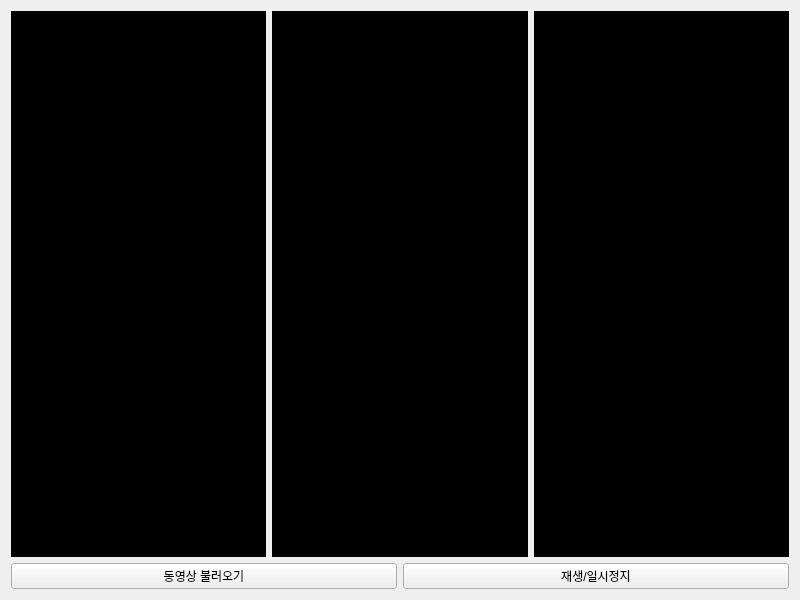
First picture: the form in Demo/video_player.ui, repository blastak/CVLab-license-plate, before the edit.
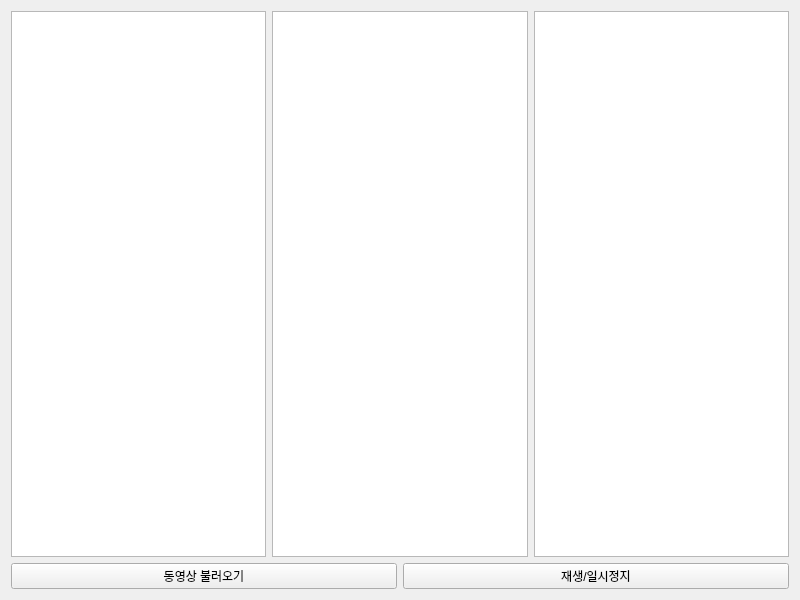
Second picture: the form after the edit.

Commit message: GraphicsView 방식으로 변경, 이미지 사이즈 조정

```diff
--- a/Demo/video_player.ui
+++ b/Demo/video_player.ui
@@ -14,43 +14,13 @@
    <item>
     <layout class="QHBoxLayout" name="videoLayout">
      <item>
-      <widget class="QLabel" name="video1">
-       <property name="minimumSize">
-        <size>
-         <width>250</width>
-         <height>250</height>
-        </size>
-       </property>
-       <property name="styleSheet">
-        <string>background-color: black;</string>
-       </property>
-      </widget>
+      <widget class="QGraphicsView" name="video1View"/>
      </item>
      <item>
-      <widget class="QLabel" name="video2">
-       <property name="minimumSize">
-        <size>
-         <width>250</width>
-         <height>250</height>
-        </size>
-       </property>
-       <property name="styleSheet">
-        <string>background-color: black;</string>
-       </property>
-      </widget>
+      <widget class="QGraphicsView" name="video2View"/>
      </item>
      <item>
-      <widget class="QLabel" name="video3">
-       <property name="minimumSize">
-        <size>
-         <width>250</width>
-         <height>250</height>
-        </size>
-       </property>
-       <property name="styleSheet">
-        <string>background-color: black;</string>
-       </property>
-      </widget>
+      <widget class="QGraphicsView" name="video3View"/>
      </item>
     </layout>
    </item>
```
The commit also changes 1 other file.
